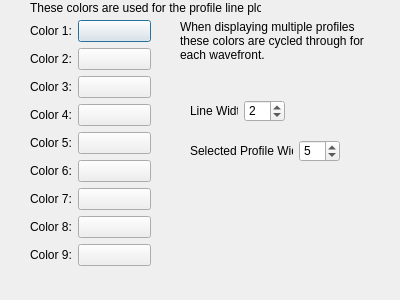
First picture: the form in settingsprofile.ui, repository githubdoe/DFTFringe, before the edit.
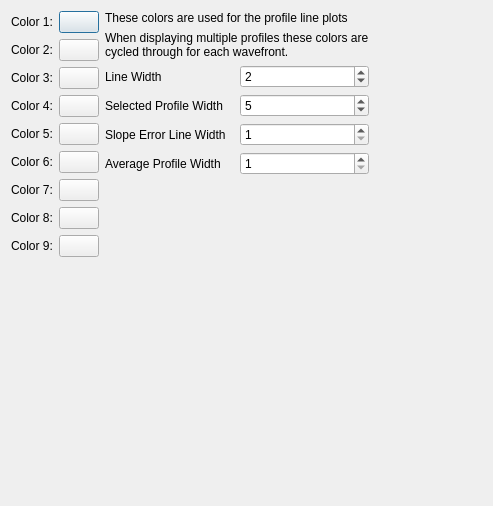
Second picture: the form after the edit.

Commit message: Changed how profiles are selected and displayed.  Added profile line width in preferences

```diff
--- a/settingsprofile.ui
+++ b/settingsprofile.ui
@@ -6,67 +6,15 @@
    <rect>
     <x>0</x>
     <y>0</y>
-    <width>400</width>
-    <height>300</height>
+    <width>493</width>
+    <height>506</height>
    </rect>
   </property>
   <property name="windowTitle">
    <string>Profile line colors</string>
   </property>
-  <widget class="QDialogButtonBox" name="buttonBox">
-   <property name="geometry">
-    <rect>
-     <x>210</x>
-     <y>260</y>
-     <width>111</width>
-     <height>32</height>
-    </rect>
-   </property>
-   <property name="orientation">
-    <enum>Qt::Horizontal</enum>
-   </property>
-   <property name="standardButtons">
-    <set>QDialogButtonBox::NoButton</set>
-   </property>
-  </widget>
-  <widget class="QLabel" name="label_8">
-   <property name="geometry">
-    <rect>
-     <x>30</x>
-     <y>0</y>
-     <width>231</width>
-     <height>16</height>
-    </rect>
-   </property>
-   <property name="text">
-    <string>These colors are used for the profile line plots</string>
-   </property>
-  </widget>
-  <widget class="QLabel" name="label_11">
-   <property name="geometry">
-    <rect>
-     <x>180</x>
-     <y>10</y>
-     <width>191</width>
-     <height>61</height>
-    </rect>
-   </property>
-   <property name="text">
-    <string>When displaying multiple profiles these colors are cycled through for each wavefront.</string>
-   </property>
-   <property name="wordWrap">
-    <bool>true</bool>
-   </property>
-  </widget>
-  <widget class="QWidget" name="layoutWidget">
-   <property name="geometry">
-    <rect>
-     <x>30</x>
-     <y>20</y>
-     <width>121</width>
-     <height>266</height>
-    </rect>
-   </property>
+  <layout class="QHBoxLayout" name="horizontalLayout_5">
+   <item>
    <layout class="QFormLayout" name="formLayout">
     <item row="0" column="0">
      <widget class="QLabel" name="label">
@@ -195,16 +143,27 @@
      </widget>
     </item>
    </layout>
-  </widget>
-  <widget class="QWidget" name="">
-   <property name="geometry">
-    <rect>
-     <x>190</x>
-     <y>100</y>
-     <width>95</width>
-     <height>22</height>
-    </rect>
-   </property>
+   </item>
+   <item>
+    <layout class="QVBoxLayout" name="verticalLayout">
+     <item>
+      <widget class="QLabel" name="label_8">
+       <property name="text">
+        <string>These colors are used for the profile line plots</string>
+       </property>
+      </widget>
+     </item>
+     <item>
+      <widget class="QLabel" name="label_11">
+       <property name="text">
+        <string>When displaying multiple profiles these colors are cycled through for each wavefront.</string>
+       </property>
+       <property name="wordWrap">
+        <bool>true</bool>
+       </property>
+      </widget>
+     </item>
+     <item>
    <layout class="QHBoxLayout" name="horizontalLayout">
     <item>
      <widget class="QLabel" name="label_12">
@@ -221,16 +180,8 @@
      </widget>
     </item>
    </layout>
-  </widget>
-  <widget class="QWidget" name="">
-   <property name="geometry">
-    <rect>
-     <x>190</x>
-     <y>140</y>
-     <width>150</width>
-     <height>22</height>
-    </rect>
-   </property>
+     </item>
+     <item>
    <layout class="QHBoxLayout" name="horizontalLayout_2">
     <item>
      <widget class="QLabel" name="label_13">
@@ -247,7 +198,69 @@
      </widget>
     </item>
    </layout>
-  </widget>
+     </item>
+     <item>
+      <layout class="QHBoxLayout" name="horizontalLayout_3">
+       <item>
+        <widget class="QLabel" name="label_14">
+         <property name="text">
+          <string>Slope Error Line Width</string>
+         </property>
+        </widget>
+       </item>
+       <item>
+        <widget class="QSpinBox" name="SlopeErrorWidth">
+         <property name="minimum">
+          <number>1</number>
+         </property>
+        </widget>
+       </item>
+      </layout>
+     </item>
+     <item>
+      <layout class="QHBoxLayout" name="horizontalLayout_4">
+       <item>
+        <widget class="QLabel" name="label_15">
+         <property name="text">
+          <string>Average Profile Width</string>
+         </property>
+        </widget>
+       </item>
+       <item>
+        <widget class="QSpinBox" name="AvgProfileWidth">
+         <property name="minimum">
+          <number>1</number>
+         </property>
+        </widget>
+       </item>
+      </layout>
+     </item>
+     <item>
+      <spacer name="verticalSpacer">
+       <property name="orientation">
+        <enum>Qt::Vertical</enum>
+       </property>
+       <property name="sizeHint" stdset="0">
+        <size>
+         <width>17</width>
+         <height>13</height>
+        </size>
+       </property>
+      </spacer>
+     </item>
+    </layout>
+   </item>
+   <item>
+    <widget class="QDialogButtonBox" name="buttonBox">
+     <property name="orientation">
+      <enum>Qt::Horizontal</enum>
+     </property>
+     <property name="standardButtons">
+      <set>QDialogButtonBox::NoButton</set>
+     </property>
+    </widget>
+   </item>
+  </layout>
  </widget>
  <resources/>
  <connections>
```
Lines whose indentation alone changed are shown as unchanged. The commit also changes 5 other files.
